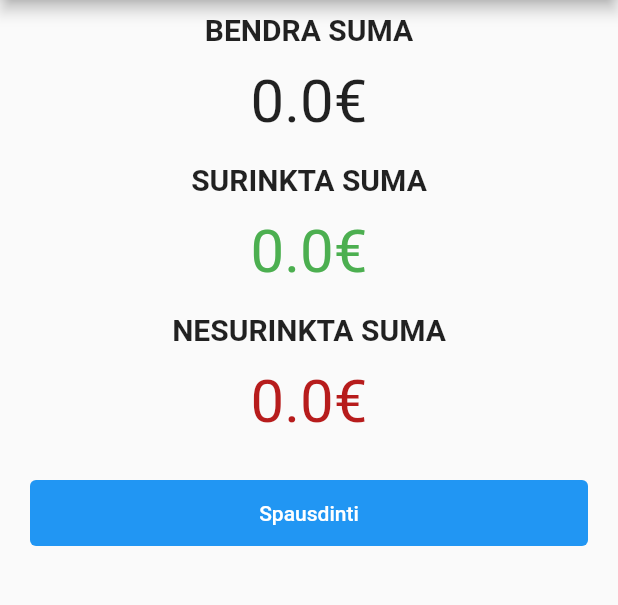
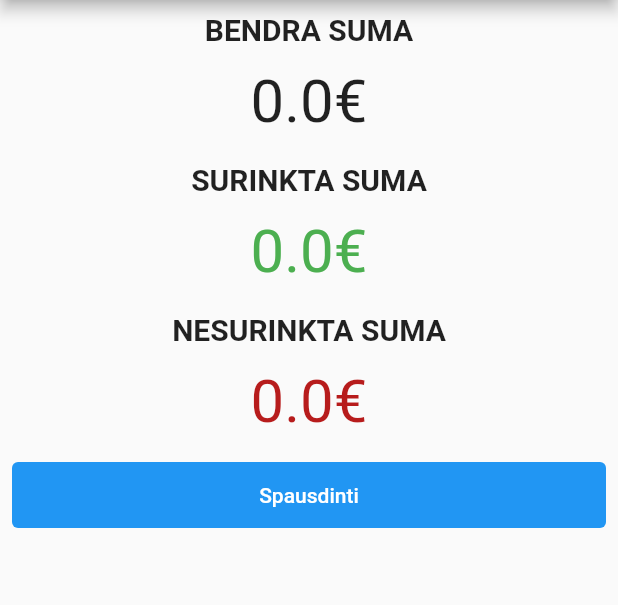
Before and after one commit to makentosas1980/turgaus_valdymas, a Flutter app: the ShowReport screen opened directly, on a phone screen of 412 x 824 dp, the part 84-689 px from its top. Run offline on Flutter 3.47's test engine with Material 2 defaults, Android fonts, the phone set to English and light mode, and no system bars; our stand-ins replace cloud_firestore, firebase_auth, firebase_core, pdf, printing; missing offline and left inert: esc_pos_bluetooth, esc_pos_utils, flutter_bluetooth_basic; accounts and stored records are empty.

Commit message:
Last change, please do not change anything

```diff
--- a/lib/modules/save_issue.dart
+++ b/lib/modules/save_issue.dart
@@ -15,7 +15,8 @@ Future<String> createIssue(
         'marketName': marketPlaceName,
         'pavilion': pavilion,
         'premiseNumber': premiseNumber,
-        'ammountToPay': description,
+        'message': description,
+        'date': currentDate,
       },
     );
     return AuthMessage.addIssueMessage;
--- a/lib/screens/ui/report.dart
+++ b/lib/screens/ui/report.dart
@@ -32,7 +32,7 @@ class ShowReport extends StatelessWidget {
             child: UncollectedPayment(),
           ),
           Padding(
-            padding: const EdgeInsets.symmetric(vertical: 20, horizontal: 20),
+            padding: const EdgeInsets.symmetric(vertical: 8, horizontal: 8),
             child: SizedBox(
               width: double.infinity,
               height: 44,
```
Also changed, not shown: pubspec.lock, 2 other files.
